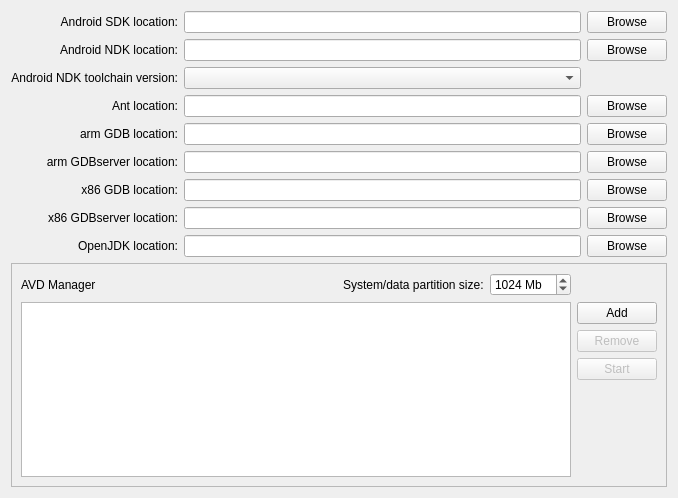
Before: the Qt Designer form src/plugins/android/androidsettingswidget.ui in KDE/android-qt-creator, drawn with Qt 5.
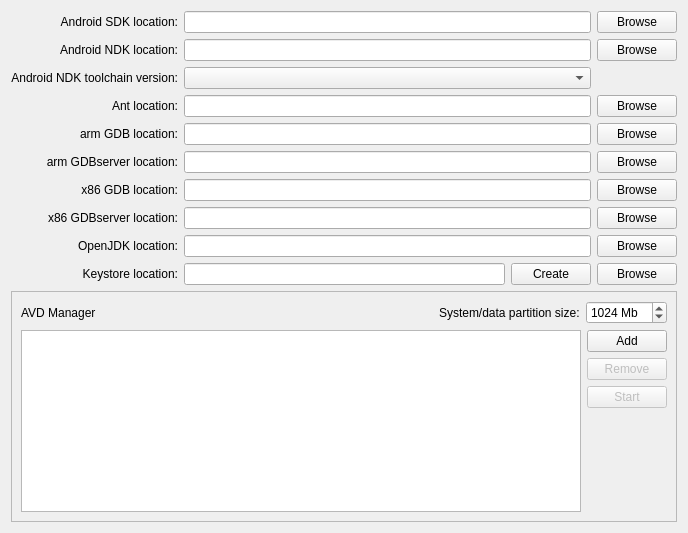
After: the same form once the commit is applied.

Patch:
```diff
--- a/src/plugins/android/androidsettingswidget.ui
+++ b/src/plugins/android/androidsettingswidget.ui
@@ -6,8 +6,8 @@
    <rect>
     <x>0</x>
     <y>0</y>
-    <width>678</width>
-    <height>498</height>
+    <width>688</width>
+    <height>533</height>
    </rect>
   </property>
   <property name="windowTitle">
@@ -15,47 +15,43 @@
   </property>
   <layout class="QVBoxLayout" name="verticalLayout">
    <item>
-    <layout class="QGridLayout" name="gridLayout_2">
-     <item row="0" column="0">
-      <widget class="QLabel" name="SDKLocationLabel">
+    <layout class="QGridLayout" name="gridLayout">
+     <item row="6" column="0">
+      <widget class="QLabel" name="GdbLocationLabelx86">
        <property name="text">
-        <string>Android SDK location:</string>
+        <string>x86 GDB location:</string>
        </property>
        <property name="alignment">
         <set>Qt::AlignRight|Qt::AlignTrailing|Qt::AlignVCenter</set>
        </property>
       </widget>
      </item>
-     <item row="0" column="1">
-      <widget class="QLineEdit" name="SDKLocationLineEdit"/>
+     <item row="6" column="1" colspan="2">
+      <widget class="QLineEdit" name="GdbLocationLineEditx86"/>
      </item>
-     <item row="0" column="2">
-      <widget class="QPushButton" name="SDKLocationPushButton">
-       <property name="text">
-        <string>Browse</string>
-       </property>
-      </widget>
-     </item>
-     <item row="1" column="0">
-      <widget class="QLabel" name="NDKLocationLabel">
-       <property name="text">
-        <string>Android NDK location:</string>
-       </property>
-       <property name="alignment">
-        <set>Qt::AlignRight|Qt::AlignTrailing|Qt::AlignVCenter</set>
-       </property>
-      </widget>
-     </item>
-     <item row="1" column="1">
-      <widget class="QLineEdit" name="NDKLocationLineEdit"/>
-     </item>
-     <item row="1" column="2">
+     <item row="1" column="3">
       <widget class="QPushButton" name="NDKLocationPushButton">
        <property name="text">
         <string>Browse</string>
        </property>
       </widget>
      </item>
+     <item row="8" column="1" colspan="2">
+      <widget class="QLineEdit" name="OpenJDKLocationLineEdit"/>
+     </item>
+     <item row="2" column="1" colspan="2">
+      <widget class="QComboBox" name="toolchainVersionComboBox"/>
+     </item>
+     <item row="9" column="2">
+      <widget class="QPushButton" name="KeystoreCreatePushButton">
+       <property name="text">
+        <string>Create</string>
+       </property>
+      </widget>
+     </item>
+     <item row="0" column="1" colspan="2">
+      <widget class="QLineEdit" name="SDKLocationLineEdit"/>
+     </item>
      <item row="2" column="0">
       <widget class="QLabel" name="NDKToolchainVersionLabel">
        <property name="text">
@@ -66,28 +62,28 @@
        </property>
       </widget>
      </item>
-     <item row="2" column="1">
-      <widget class="QComboBox" name="toolchainVersionComboBox"/>
+     <item row="5" column="3">
+      <widget class="QPushButton" name="GdbserverLocationPushButton">
+       <property name="text">
+        <string>Browse</string>
+       </property>
+      </widget>
      </item>
-     <item row="3" column="0">
-      <widget class="QLabel" name="AntLocationLabel">
+     <item row="0" column="0">
+      <widget class="QLabel" name="SDKLocationLabel">
        <property name="text">
-        <string>Ant location:</string>
+        <string>Android SDK location:</string>
        </property>
        <property name="alignment">
         <set>Qt::AlignRight|Qt::AlignTrailing|Qt::AlignVCenter</set>
        </property>
       </widget>
      </item>
-     <item row="3" column="1">
-      <widget class="QLineEdit" name="AntLocationLineEdit"/>
+     <item row="7" column="1" colspan="2">
+      <widget class="QLineEdit" name="GdbserverLocationLineEditx86"/>
      </item>
-     <item row="3" column="2">
-      <widget class="QPushButton" name="AntLocationPushButton">
-       <property name="text">
-        <string>Browse</string>
-       </property>
-      </widget>
+     <item row="9" column="1">
+      <widget class="QLineEdit" name="KeystoreLocationLineEdit"/>
      </item>
      <item row="4" column="0">
       <widget class="QLabel" name="GdbLocationLabel">
@@ -99,13 +95,49 @@
        </property>
       </widget>
      </item>
-     <item row="4" column="1">
+     <item row="8" column="3">
+      <widget class="QPushButton" name="OpenJDKLocationPushButton">
+       <property name="text">
+        <string>Browse</string>
+       </property>
+      </widget>
+     </item>
+     <item row="1" column="1" colspan="2">
+      <widget class="QLineEdit" name="NDKLocationLineEdit"/>
+     </item>
+     <item row="5" column="1" colspan="2">
+      <widget class="QLineEdit" name="GdbserverLocationLineEdit"/>
+     </item>
+     <item row="9" column="0">
+      <widget class="QLabel" name="KeystoreLocationLabel">
+       <property name="text">
+        <string>Keystore location:</string>
+       </property>
+       <property name="alignment">
+        <set>Qt::AlignRight|Qt::AlignTrailing|Qt::AlignVCenter</set>
+       </property>
+      </widget>
+     </item>
+     <item row="4" column="1" colspan="2">
       <widget class="QLineEdit" name="GdbLocationLineEdit"/>
      </item>
-     <item row="4" column="2">
-      <widget class="QPushButton" name="GdbLocationPushButton">
+     <item row="8" column="0">
+      <widget class="QLabel" name="OpenJDKLocationLabel">
        <property name="text">
-        <string>Browse</string>
+        <string>OpenJDK location:</string>
+       </property>
+       <property name="alignment">
+        <set>Qt::AlignRight|Qt::AlignTrailing|Qt::AlignVCenter</set>
+       </property>
+      </widget>
+     </item>
+     <item row="3" column="0">
+      <widget class="QLabel" name="AntLocationLabel">
+       <property name="text">
+        <string>Ant location:</string>
+       </property>
+       <property name="alignment">
+        <set>Qt::AlignRight|Qt::AlignTrailing|Qt::AlignVCenter</set>
        </property>
       </widget>
      </item>
@@ -119,36 +151,16 @@
        </property>
       </widget>
      </item>
-     <item row="5" column="1">
-      <widget class="QLineEdit" name="GdbserverLocationLineEdit"/>
-     </item>
-     <item row="5" column="2">
-      <widget class="QPushButton" name="GdbserverLocationPushButton">
+     <item row="1" column="0">
+      <widget class="QLabel" name="NDKLocationLabel">
        <property name="text">
-        <string>Browse</string>
-       </property>
-      </widget>
-     </item>
-     <item row="6" column="0">
-      <widget class="QLabel" name="GdbLocationLabelx86">
-       <property name="text">
-        <string>x86 GDB location:</string>
+        <string>Android NDK location:</string>
        </property>
        <property name="alignment">
         <set>Qt::AlignRight|Qt::AlignTrailing|Qt::AlignVCenter</set>
        </property>
       </widget>
      </item>
-     <item row="6" column="1">
-      <widget class="QLineEdit" name="GdbLocationLineEditx86"/>
-     </item>
-     <item row="6" column="2">
-      <widget class="QPushButton" name="GdbLocationPushButtonx86">
-       <property name="text">
-        <string>Browse</string>
-       </property>
-      </widget>
-     </item>
      <item row="7" column="0">
       <widget class="QLabel" name="GdbserverLocationLabelx86">
        <property name="text">
@@ -159,36 +171,51 @@
        </property>
       </widget>
      </item>
-     <item row="7" column="1">
-      <widget class="QLineEdit" name="GdbserverLocationLineEditx86"/>
+     <item row="3" column="3">
+      <widget class="QPushButton" name="AntLocationPushButton">
+       <property name="text">
+        <string>Browse</string>
+       </property>
+      </widget>
      </item>
-     <item row="7" column="2">
+     <item row="7" column="3">
       <widget class="QPushButton" name="GdbserverLocationPushButtonx86">
        <property name="text">
         <string>Browse</string>
        </property>
       </widget>
      </item>
-     <item row="8" column="0">
-      <widget class="QLabel" name="OpenJDKLocationLabel">
+     <item row="0" column="3">
+      <widget class="QPushButton" name="SDKLocationPushButton">
        <property name="text">
-        <string>OpenJDK location:</string>
+        <string>Browse</string>
        </property>
-       <property name="alignment">
-        <set>Qt::AlignRight|Qt::AlignTrailing|Qt::AlignVCenter</set>
+      </widget>
+     </item>
+     <item row="4" column="3">
+      <widget class="QPushButton" name="GdbLocationPushButton">
+       <property name="text">
+        <string>Browse</string>
        </property>
       </widget>
      </item>
-     <item row="8" column="1">
-      <widget class="QLineEdit" name="OpenJDKLocationLineEdit"/>
+     <item row="9" column="3">
+      <widget class="QPushButton" name="KeystoreLocationPushButton">
+       <property name="text">
+        <string>Browse</string>
+       </property>
+      </widget>
      </item>
-     <item row="8" column="2">
-      <widget class="QPushButton" name="OpenJDKLocationPushButton">
+     <item row="6" column="3">
+      <widget class="QPushButton" name="GdbLocationPushButtonx86">
        <property name="text">
         <string>Browse</string>
        </property>
       </widget>
      </item>
+     <item row="3" column="1" colspan="2">
+      <widget class="QLineEdit" name="AntLocationLineEdit"/>
+     </item>
     </layout>
    </item>
    <item>
@@ -199,51 +226,7 @@
      <property name="frameShadow">
       <enum>QFrame::Raised</enum>
      </property>
-     <layout class="QGridLayout" name="gridLayout">
-      <item row="0" column="0">
-       <layout class="QHBoxLayout" name="horizontalLayout">
-        <item>
-         <widget class="QLabel" name="AVDManagerLabel">
-          <property name="text">
-           <string>AVD Manager</string>
-          </property>
-         </widget>
-        </item>
-        <item>
-         <spacer name="horizontalSpacer">
-          <property name="orientation">
-           <enum>Qt::Horizontal</enum>
-          </property>
-          <property name="sizeHint" stdset="0">
-           <size>
-            <width>40</width>
-            <height>20</height>
-           </size>
-          </property>
-         </spacer>
-        </item>
-        <item>
-         <widget class="QLabel" name="DataPartitionSizeLable">
-          <property name="text">
-           <string>System/data partition size:</string>
-          </property>
-         </widget>
-        </item>
-        <item>
-         <widget class="QSpinBox" name="DataPartitionSizeSpinBox">
-          <property name="suffix">
-           <string> Mb</string>
-          </property>
-          <property name="maximum">
-           <number>99999</number>
-          </property>
-          <property name="value">
-           <number>1024</number>
-          </property>
-         </widget>
-        </item>
-       </layout>
-      </item>
+     <layout class="QGridLayout" name="gridLayout_2">
       <item row="1" column="0" rowspan="4">
        <widget class="QTableView" name="AVDTableView">
         <property name="selectionMode">
@@ -300,6 +283,50 @@
         </property>
        </spacer>
       </item>
+      <item row="0" column="0" colspan="2">
+       <layout class="QHBoxLayout" name="horizontalLayout">
+        <item>
+         <widget class="QLabel" name="AVDManagerLabel">
+          <property name="text">
+           <string>AVD Manager</string>
+          </property>
+         </widget>
+        </item>
+        <item>
+         <spacer name="horizontalSpacer">
+          <property name="orientation">
+           <enum>Qt::Horizontal</enum>
+          </property>
+          <property name="sizeHint" stdset="0">
+           <size>
+            <width>40</width>
+            <height>20</height>
+           </size>
+          </property>
+         </spacer>
+        </item>
+        <item>
+         <widget class="QLabel" name="DataPartitionSizeLable">
+          <property name="text">
+           <string>System/data partition size:</string>
+          </property>
+         </widget>
+        </item>
+        <item>
+         <widget class="QSpinBox" name="DataPartitionSizeSpinBox">
+          <property name="suffix">
+           <string> Mb</string>
+          </property>
+          <property name="maximum">
+           <number>99999</number>
+          </property>
+          <property name="value">
+           <number>1024</number>
+          </property>
+         </widget>
+        </item>
+       </layout>
+      </item>
      </layout>
     </widget>
    </item>
```
Left out of the diff: 51 changed lines with no effect on the pictures.
